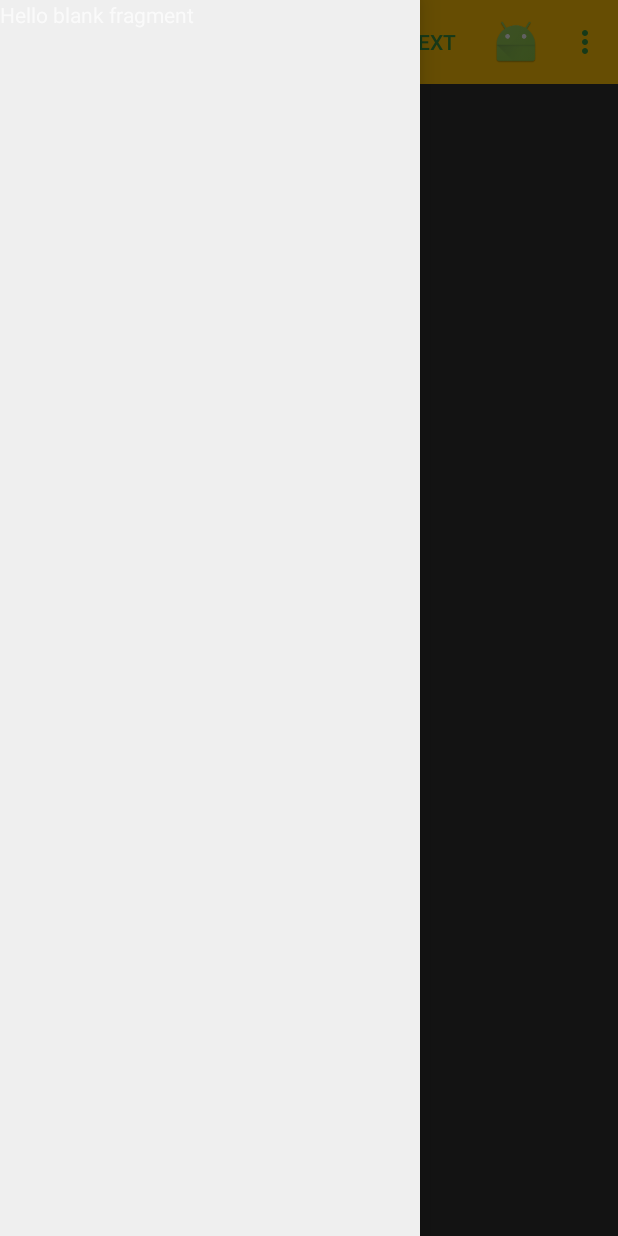
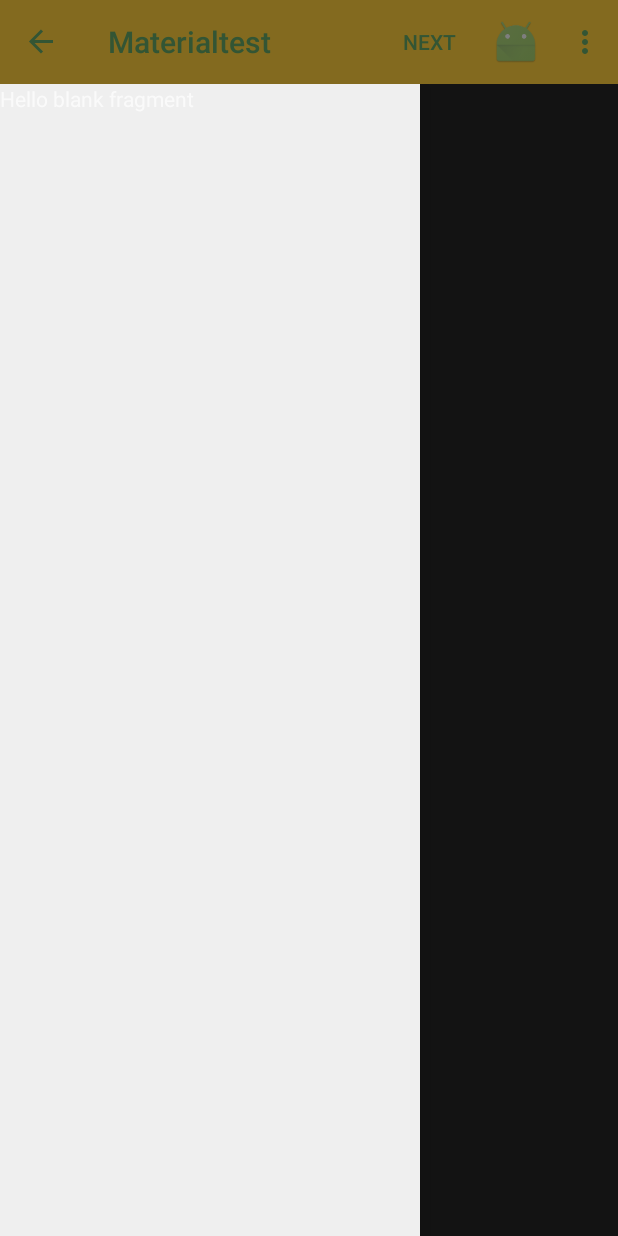
Before and after one commit to VikasJilla/androidProjects, an Android app: the screen it shows after launch (MainActivity), after a tap on "Open navigation drawer", on a phone screen of 412 x 824 dp. Run offline under Robolectric (Android 15) with nearby library versions, the phone set to English and light mode, and no system bars.

Commit message:
drawer not covering app bar increasing alpha of toolbar as we slide the drawer

```diff
--- a/app/src/main/java/com/example/vikasjilla/materialtest/MainActivity.java
+++ b/app/src/main/java/com/example/vikasjilla/materialtest/MainActivity.java
@@ -16,7 +16,7 @@ public class MainActivity extends AppCompatActivity {
     @Override
     protected void onCreate(Bundle savedInstanceState) {
         super.onCreate(savedInstanceState);
-        setContentView(R.layout.activity_main);
+        setContentView(R.layout.activity_main_appbar);
 
         toolbar = (Toolbar) findViewById(R.id.toolBar);
         setSupportActionBar(toolbar);
--- a/app/src/main/java/com/example/vikasjilla/materialtest/NavDrawerFrag.java
+++ b/app/src/main/java/com/example/vikasjilla/materialtest/NavDrawerFrag.java
@@ -69,7 +69,7 @@ public class NavDrawerFrag extends Fragment {
         super.onDetach();
     }
 
-    public void setUp(int fragmentID,Toolbar toolbar, DrawerLayout drawerLayout) {
+    public void setUp(int fragmentID, final Toolbar toolbar, DrawerLayout drawerLayout) {
         mcontainerView = getActivity().findViewById(fragmentID);
         mToolBar = toolbar;
         mDrawerLayout = drawerLayout;
@@ -89,6 +89,11 @@ public class NavDrawerFrag extends Fragment {
             {
                 super.onDrawerClosed(drawerView);
                 getActivity().invalidateOptionsMenu();//to refresh toolbar
+            }
+            @Override
+            public void onDrawerSlide(View drawerView,float slideOffset){//slideoffset-->0 to 1
+                float alpha = (float)( 1-slideOffset < 0.4?0.4:1-slideOffset);
+                toolbar.setAlpha(alpha);
             }
         };
         if(!misUserReadDrawer || !misComingFromSavedState){
--- a/app/src/main/res/layout/activity_main.xml
+++ b/app/src/main/res/layout/activity_main.xml
@@ -12,9 +12,7 @@
     android:layout_height="match_parent"
     tools:context="com.example.vikasjilla.materialtest.MainActivity">
 
-    <include
-        android:id="@+id/toolBar"
-        layout="@layout/app_bar"/>
+
 </RelativeLayout>
     <fragment
         android:id="@+id/fragment_nav_drawer_frag"
--- /dev/null
+++ b/app/src/main/res/layout/activity_main_appbar.xml
@@ -0,0 +1,32 @@
+<?xml version="1.0" encoding="utf-8"?>
+<LinearLayout xmlns:android="http://schemas.android.com/apk/res/android"
+    xmlns:tools="http://schemas.android.com/tools"
+    android:orientation="vertical"
+    android:layout_width="match_parent"
+    android:layout_height="match_parent">
+    <include
+        android:id="@+id/toolBar"
+        layout="@layout/app_bar"/>
+
+    <android.support.v4.widget.DrawerLayout
+        android:id="@+id/drawerLayout"
+        android:layout_width="match_parent"
+        android:layout_height="match_parent"
+        >
+        <RelativeLayout
+            android:layout_width="match_parent"
+            android:layout_height="match_parent"
+            >
+
+
+        </RelativeLayout>
+        <fragment
+            android:id="@+id/fragment_nav_drawer_frag"
+            android:layout_width="280dp"
+            android:layout_height="match_parent"
+            android:layout_gravity="start"
+            android:layout="@layout/fragment_nav_drawer"
+            android:name="com.example.vikasjilla.materialtest.NavDrawerFrag"
+            tools:layout="@layout/fragment_nav_drawer" />
+    </android.support.v4.widget.DrawerLayout>
+</LinearLayout>
```
